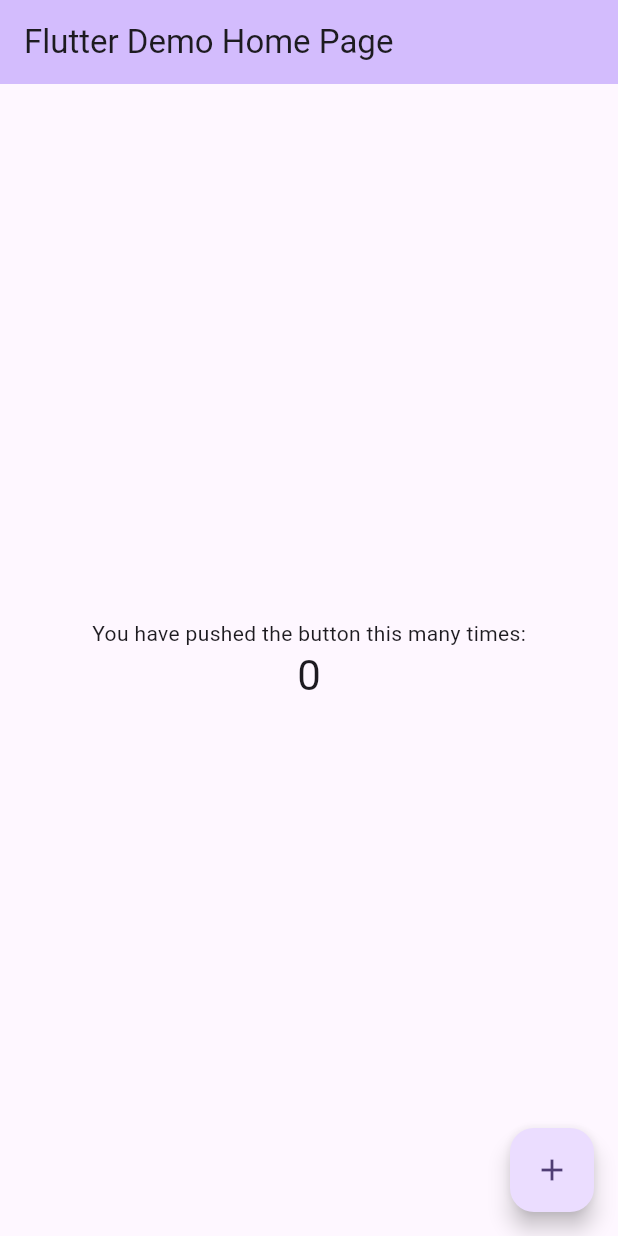
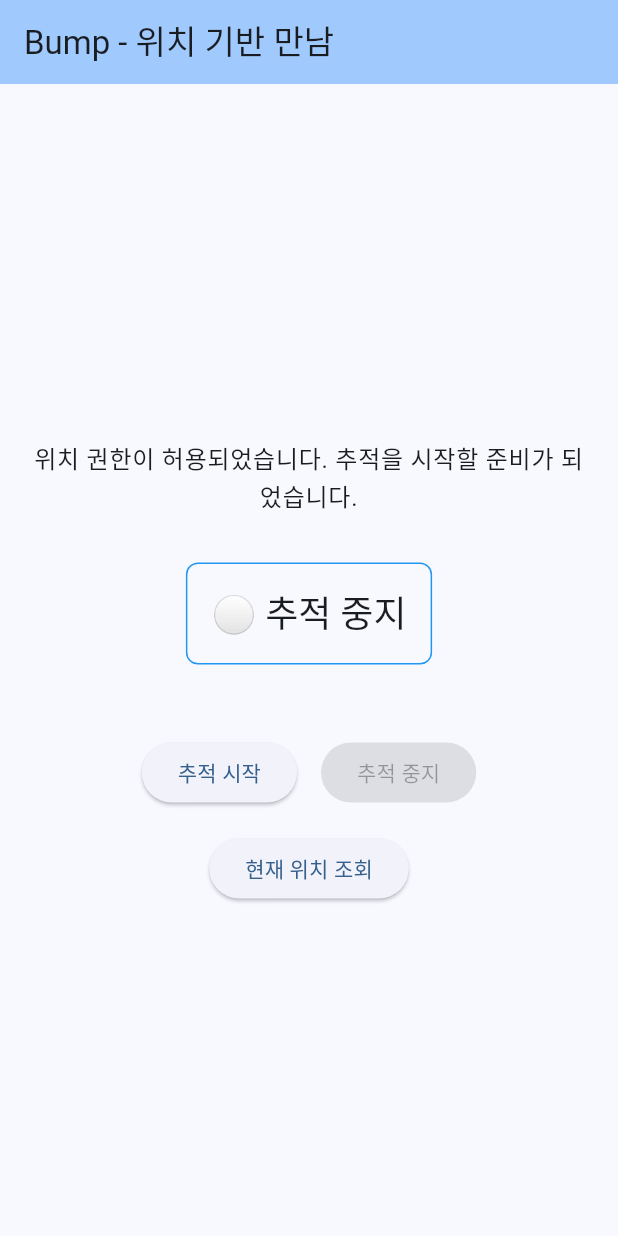
Before and after one commit to exactshirt/bump-app, a Flutter app: the screen it shows after launch, on a phone screen of 412 x 824 dp. Run offline on Flutter 3.47's test engine with Material 3 defaults, Android fonts, the light colour scheme and no system bars; our stand-ins replace geolocator, supabase_flutter; accounts and stored records are empty.

Commit message:
feat: Implement location tracking service with Supabase integration

```diff
--- a/lib/main.dart
+++ b/lib/main.dart
@@ -1,122 +1,202 @@
 import 'package:flutter/material.dart';
+import 'package:supabase_flutter/supabase_flutter.dart';
+import 'package:bump_app/services/location_service.dart';
 
-void main() {
+void main() async {
+  WidgetsFlutterBinding.ensureInitialized();
+
+  // Supabase 초기화
+  await Supabase.initialize(
+    url: 'https://uilmcneizmsqiercrlrt.supabase.co',
+    anonKey: 'eyJhbGciOiJIUzI1NiIsInR5cCI6IkpXVCJ9.eyJpc3MiOiJzdXBhYmFzZSIsInJlZiI6InVpbG1jbmVpem1zcWllcmNybHJ0Iiwicm9sZSI6ImFub24iLCJpYXQiOjE3NjMzNjM0NjIsImV4cCI6MjA3ODkzOTQ2Mn0.3SdFUJEDlKgB1pbjEdNSLv6Dc1QBeaqa9pP6X5GWLGY',
+  );
+
   runApp(const MyApp());
 }
 
 class MyApp extends StatelessWidget {
   const MyApp({super.key});
 
-  // This widget is the root of your application.
   @override
   Widget build(BuildContext context) {
     return MaterialApp(
-      title: 'Flutter Demo',
+      title: 'Bump App',
       theme: ThemeData(
-        // This is the theme of your application.
-        //
-        // TRY THIS: Try running your application with "flutter run". You'll see
-        // the application has a purple toolbar. Then, without quitting the app,
-        // try changing the seedColor in the colorScheme below to Colors.green
-        // and then invoke "hot reload" (save your changes or press the "hot
-        // reload" button in a Flutter-supported IDE, or press "r" if you used
-        // the command line to start the app).
-        //
-        // Notice that the counter didn't reset back to zero; the application
-        // state is not lost during the reload. To reset the state, use hot
-        // restart instead.
-        //
-        // This works for code too, not just values: Most code changes can be
-        // tested with just a hot reload.
-        colorScheme: .fromSeed(seedColor: Colors.deepPurple),
+        colorScheme: ColorScheme.fromSeed(seedColor: Colors.blue),
+        useMaterial3: true,
       ),
-      home: const MyHomePage(title: 'Flutter Demo Home Page'),
+      home: const BumpHomePage(title: 'Bump - 위치 기반 만남'),
     );
   }
 }
 
-class MyHomePage extends StatefulWidget {
-  const MyHomePage({super.key, required this.title});
-
-  // This widget is the home page of your application. It is stateful, meaning
-  // that it has a State object (defined below) that contains fields that affect
-  // how it looks.
-
-  // This class is the configuration for the state. It holds the values (in this
-  // case the title) provided by the parent (in this case the App widget) and
-  // used by the build method of the State. Fields in a Widget subclass are
-  // always marked "final".
+class BumpHomePage extends StatefulWidget {
+  const BumpHomePage({super.key, required this.title});
 
   final String title;
 
   @override
-  State<MyHomePage> createState() => _MyHomePageState();
+  State<BumpHomePage> createState() => _BumpHomePageState();
 }
 
-class _MyHomePageState extends State<MyHomePage> {
-  int _counter = 0;
+class _BumpHomePageState extends State<BumpHomePage> {
+  final LocationService _locationService = LocationService();
+  String _statusMessage = '위치 추적을 시작하세요';
+  bool _isLocationTracking = false;
 
-  void _incrementCounter() {
+  @override
+  void initState() {
+    super.initState();
+    _initializeLocationTracking();
+  }
+
+  /// 위치 추적 초기화
+  ///
+  /// 앱 시작 시 권한을 확인하고, 필요하면 사용자에게 권한을 요청합니다.
+  Future<void> _initializeLocationTracking() async {
+    try {
+      // 위치 권한 요청
+      bool hasPermission = await _locationService.requestLocationPermission();
+
+      if (hasPermission) {
+        setState(() {
+          _statusMessage = '위치 권한이 허용되었습니다. 추적을 시작할 준비가 되었습니다.';
+        });
+      } else {
+        setState(() {
+          _statusMessage = '위치 권한이 필요합니다.';
+        });
+      }
+    } catch (e) {
+      setState(() {
+        _statusMessage = '권한 확인 중 오류: $e';
+      });
+    }
+  }
+
+  /// 위치 추적 시작
+  Future<void> _startTracking() async {
+    try {
+      // 임시 사용자 ID (실제로는 로그인한 사용자의 ID를 사용해야 합니다)
+      const userId = 'test-user-123';
+
+      await _locationService.startLocationTracking(userId);
+
+      setState(() {
+        _isLocationTracking = true;
+        _statusMessage = '위치 추적 중... (5초 간격으로 저장됨)';
+      });
+    } catch (e) {
+      setState(() {
+        _statusMessage = '추적 시작 중 오류: $e';
+      });
+    }
+  }
+
+  /// 위치 추적 중지
+  void _stopTracking() {
+    _locationService.stopLocationTracking();
+
     setState(() {
-      // This call to setState tells the Flutter framework that something has
-      // changed in this State, which causes it to rerun the build method below
-      // so that the display can reflect the updated values. If we changed
-      // _counter without calling setState(), then the build method would not be
-      // called again, and so nothing would appear to happen.
-      _counter++;
+      _isLocationTracking = false;
+      _statusMessage = '위치 추적이 중지되었습니다.';
     });
+  }
+
+  /// 현재 위치 한 번만 조회
+  Future<void> _getCurrentLocation() async {
+    try {
+      final position = await _locationService.getCurrentLocation();
+
+      if (position != null) {
+        setState(() {
+          _statusMessage =
+            '현재 위치: ${position.latitude.toStringAsFixed(6)}, '
+            '${position.longitude.toStringAsFixed(6)}';
+        });
+      } else {
+        setState(() {
+          _statusMessage = '위치를 가져올 수 없습니다.';
+        });
+      }
+    } catch (e) {
+      setState(() {
+        _statusMessage = '위치 조회 중 오류: $e';
+      });
+    }
+  }
+
+  @override
+  void dispose() {
+    // 앱 종료 시 위치 추적 중지
+    _locationService.stopLocationTracking();
+    super.dispose();
   }
 
   @override
   Widget build(BuildContext context) {
-    // This method is rerun every time setState is called, for instance as done
-    // by the _incrementCounter method above.
-    //
-    // The Flutter framework has been optimized to make rerunning build methods
-    // fast, so that you can just rebuild anything that needs updating rather
-    // than having to individually change instances of widgets.
     return Scaffold(
       appBar: AppBar(
-        // TRY THIS: Try changing the color here to a specific color (to
-        // Colors.amber, perhaps?) and trigger a hot reload to see the AppBar
-        // change color while the other colors stay the same.
         backgroundColor: Theme.of(context).colorScheme.inversePrimary,
-        // Here we take the value from the MyHomePage object that was created by
-        // the App.build method, and use it to set our appbar title.
         title: Text(widget.title),
       ),
       body: Center(
-        // Center is a layout widget. It takes a single child and positions it
-        // in the middle of the parent.
         child: Column(
-          // Column is also a layout widget. It takes a list of children and
-          // arranges them vertically. By default, it sizes itself to fit its
-          // children horizontally, and tries to be as tall as its parent.
-          //
-          // Column has various properties to control how it sizes itself and
-          // how it positions its children. Here we use mainAxisAlignment to
-          // center the children vertically; the main axis here is the vertical
-          // axis because Columns are vertical (the cross axis would be
-          // horizontal).
-          //
-          // TRY THIS: Invoke "debug painting" (choose the "Toggle Debug Paint"
-          // action in the IDE, or press "p" in the console), to see the
-          // wireframe for each widget.
-          mainAxisAlignment: .center,
+          mainAxisAlignment: MainAxisAlignment.center,
           children: [
-            const Text('You have pushed the button this many times:'),
-            Text(
-              '$_counter',
-              style: Theme.of(context).textTheme.headlineMedium,
+            // 상태 메시지
+            Padding(
+              padding: const EdgeInsets.all(16.0),
+              child: Text(
+                _statusMessage,
+                textAlign: TextAlign.center,
+                style: Theme.of(context).textTheme.bodyLarge,
+              ),
+            ),
+
+            // 위치 추적 상태
+            Padding(
+              padding: const EdgeInsets.all(16.0),
+              child: Container(
+                padding: const EdgeInsets.all(16.0),
+                decoration: BoxDecoration(
+                  border: Border.all(color: Colors.blue),
+                  borderRadius: BorderRadius.circular(8.0),
+                ),
+                child: Text(
+                  _isLocationTracking ? '🔴 추적 중' : '⚪ 추적 중지',
+                  style: Theme.of(context).textTheme.headlineSmall,
+                ),
+              ),
+            ),
+
+            const SizedBox(height: 32),
+
+            // 버튼들
+            Row(
+              mainAxisAlignment: MainAxisAlignment.center,
+              children: [
+                ElevatedButton(
+                  onPressed: _isLocationTracking ? null : _startTracking,
+                  child: const Text('추적 시작'),
+                ),
+                const SizedBox(width: 16),
+                ElevatedButton(
+                  onPressed: _isLocationTracking ? _stopTracking : null,
+                  child: const Text('추적 중지'),
+                ),
+              ],
+            ),
+
+            const SizedBox(height: 16),
+
+            ElevatedButton(
+              onPressed: _getCurrentLocation,
+              child: const Text('현재 위치 조회'),
             ),
           ],
         ),
       ),
-      floatingActionButton: FloatingActionButton(
-        onPressed: _incrementCounter,
-        tooltip: 'Increment',
-        child: const Icon(Icons.add),
-      ),
     );
   }
 }
--- /dev/null
+++ b/lib/services/location_service.dart
@@ -0,0 +1,168 @@
+import 'dart:async';
+import 'package:geolocator/geolocator.dart';
+import 'package:supabase_flutter/supabase_flutter.dart';
+
+/// 위치 추적 서비스
+///
+/// 이 클래스는 다음 기능을 담당합니다:
+/// 1. 사용자의 현재 위치를 주기적으로(5초 간격) 가져오기
+/// 2. 가져온 위치 데이터를 Supabase의 `locations` 테이블에 저장
+/// 3. 24시간 이상 된 위치 데이터 자동 삭제
+class LocationService {
+  static final LocationService _instance = LocationService._internal();
+
+  /// Singleton 패턴: 앱 전체에서 하나의 LocationService만 존재
+  factory LocationService() {
+    return _instance;
+  }
+
+  LocationService._internal();
+
+  // 위치 추적 타이머
+  Timer? _locationTimer;
+
+  // 위치 추적 활성화 여부
+  bool _isTracking = false;
+
+  /// 위치 추적 활성화 여부 확인
+  bool get isTracking => _isTracking;
+
+  /// 위치 권한 확인 및 요청
+  ///
+  /// 반환값:
+  /// - true: 위치 권한이 허용됨
+  /// - false: 위치 권한이 거부됨
+  Future<bool> requestLocationPermission() async {
+    try {
+      // 위치 권한 상태 확인
+      LocationPermission permission = await Geolocator.checkPermission();
+
+      if (permission == LocationPermission.denied) {
+        // 권한이 거부된 경우, 사용자에게 권한 요청
+        permission = await Geolocator.requestPermission();
+      }
+
+      if (permission == LocationPermission.deniedForever) {
+        // 권한이 영구적으로 거부된 경우, 설정 앱으로 이동하도록 유도
+        print('위치 권한이 영구적으로 거부되었습니다. 설정에서 권한을 활성화해주세요.');
+        await Geolocator.openLocationSettings();
+        return false;
+      }
+
+      // 백그라운드 위치 권한 확인 (Android 10 이상, iOS 11 이상)
+      if (permission == LocationPermission.whileInUse) {
+        print('백그라운드 위치 권한이 필요합니다. 설정에서 "항상 허용"으로 변경해주세요.');
+      }
+
+      return permission == LocationPermission.always ||
+             permission == LocationPermission.whileInUse;
+    } catch (e) {
+      print('위치 권한 요청 중 오류 발생: $e');
+      return false;
+    }
+  }
+
+  /// 위치 추적 시작
+  ///
+  /// 5초 간격으로 위치를 가져오고 Supabase에 저장합니다.
+  Future<void> startLocationTracking(String userId) async {
+    if (_isTracking) {
+      print('위치 추적이 이미 진행 중입니다.');
+      return;
+    }
+
+    // 권한 확인
+    bool hasPermission = await requestLocationPermission();
+    if (!hasPermission) {
+      print('위치 권한이 없어 추적을 시작할 수 없습니다.');
+      return;
+    }
+
+    _isTracking = true;
+    print('위치 추적 시작');
+
+    // 첫 번째 위치 즉시 저장
+    await _saveCurrentLocation(userId);
+
+    // 5초 간격으로 위치 저장
+    _locationTimer = Timer.periodic(Duration(seconds: 5), (timer) async {
+      await _saveCurrentLocation(userId);
+    });
+  }
+
+  /// 위치 추적 중지
+  void stopLocationTracking() {
+    if (_locationTimer != null) {
+      _locationTimer!.cancel();
+      _locationTimer = null;
+    }
+    _isTracking = false;
+    print('위치 추적 중지');
+  }
+
+  /// 현재 위치를 가져와 Supabase에 저장
+  Future<void> _saveCurrentLocation(String userId) async {
+    try {
+      // 현재 위치 가져오기
+      Position position = await Geolocator.getCurrentPosition(
+        desiredAccuracy: LocationAccuracy.best,
+      );
+
+      // Supabase 클라이언트 가져오기
+      final supabase = Supabase.instance.client;
+
+      // 위치 데이터를 `locations` 테이블에 저장
+      await supabase.from('locations').insert({
+        'user_id': userId,
+        'latitude': position.latitude,
+        'longitude': position.longitude,
+        'accuracy': position.accuracy,
+        'altitude': position.altitude,
+        'timestamp': DateTime.now().toIso8601String(),
+      });
+
+      print('위치 저장 완료: (${position.latitude}, ${position.longitude})');
+    } catch (e) {
+      print('위치 저장 중 오류 발생: $e');
+    }
+  }
+
+  /// 24시간 이상 된 위치 데이터 삭제
+  ///
+  /// 이 함수는 정기적으로 호출되어야 합니다. (예: 앱 시작 시, 또는 매 시간마다)
+  Future<void> deleteOldLocationData(String userId) async {
+    try {
+      final supabase = Supabase.instance.client;
+
+      // 24시간 이전의 데이터 삭제
+      final cutoffTime = DateTime.now().subtract(Duration(hours: 24));
+
+      await supabase
+          .from('locations')
+          .delete()
+          .eq('user_id', userId)
+          .lt('timestamp', cutoffTime.toIso8601String());
+
+      print('24시간 이상 된 위치 데이터 삭제 완료');
+    } catch (e) {
+      print('위치 데이터 삭제 중 오류 발생: $e');
+    }
+  }
+
+  /// 현재 위치 한 번만 가져오기 (추적 없이)
+  Future<Position?> getCurrentLocation() async {
+    try {
+      bool hasPermission = await requestLocationPermission();
+      if (!hasPermission) {
+        return null;
+      }
+
+      return await Geolocator.getCurrentPosition(
+        desiredAccuracy: LocationAccuracy.best,
+      );
+    } catch (e) {
+      print('현재 위치 조회 중 오류 발생: $e');
+      return null;
+    }
+  }
+}
```
